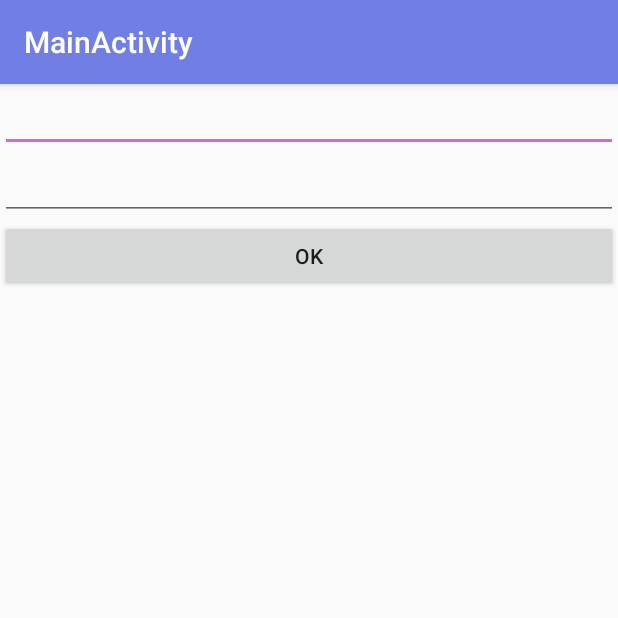
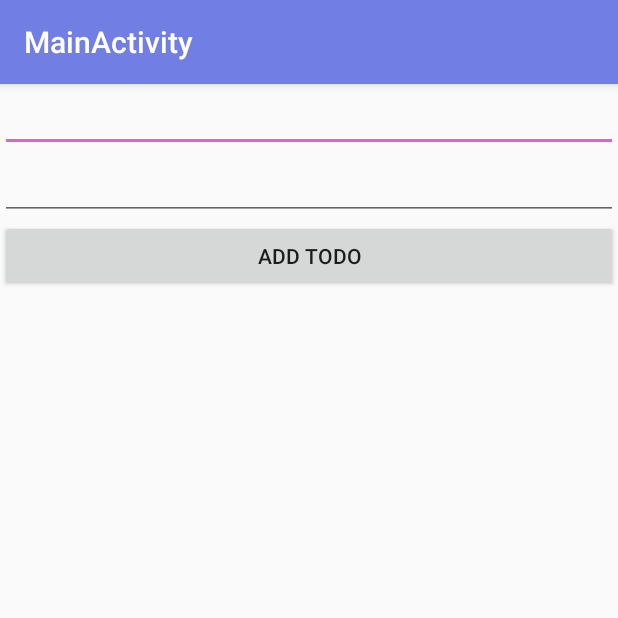
Before and after one commit to yoshiyuki-140/todoListAndroidJava, an Android app: the screen it shows after launch (MainActivity), on a phone screen of 412 x 824 dp, the top half of it. Run offline under Robolectric (Android 15) with nearby library versions, the phone set to English and light mode, and no system bars.

Commit message:
update : Todoアプリの骨組みは完成

```diff
--- a/app/src/main/java/es/exsample/DBHelper.java
+++ b/app/src/main/java/es/exsample/DBHelper.java
@@ -1,21 +1,64 @@
 package es.exsample;
 
+import android.content.ContentValues;
 import android.content.Context;
+import android.database.Cursor;
 import android.database.sqlite.SQLiteDatabase;
 import android.database.sqlite.SQLiteOpenHelper;
 
+import java.util.ArrayList;
+
 public class DBHelper extends SQLiteOpenHelper {
+    private static final String DATABASE_NAME = "todoDatabase.db";
+    private static final int DATABASE_VERSION = 1;
+    private static final String TABLE_NAME = "todoTable";
+    private static final String COLUMN_ID = "_id";
+    private static final String COLUMN_TODO = "todo";
+
     public DBHelper(Context context) {
-        // データベースオブジェクト生成時の処理
-        super(context,"todoTable",null,1);
+        super(context, DATABASE_NAME, null, DATABASE_VERSION);
     }
 
+    @Override
     public void onCreate(SQLiteDatabase db) {
-        // データベース作成時の処理
-        db.execSQL("CREATE TABLE todoTable (_id INGETEGER PRIMARY KEY, todo TEXT)");
+        String CREATE_TODO_TABLE = "CREATE TABLE " + TABLE_NAME + "("
+                + COLUMN_ID + " INTEGER PRIMARY KEY AUTOINCREMENT,"
+                + COLUMN_TODO + " TEXT)";
+        db.execSQL(CREATE_TODO_TABLE);
     }
 
-    public void onUpgrade(SQLiteDatabase db, int oldVersion, int newVersion){
-        // データベースアップデート時の処理
+    @Override
+    public void onUpgrade(SQLiteDatabase db, int oldVersion, int newVersion) {
+        db.execSQL("DROP TABLE IF EXISTS " + TABLE_NAME);
+        onCreate(db);
+    }
+
+    public void addTodo(String todo) {
+        SQLiteDatabase db = this.getWritableDatabase();
+        ContentValues values = new ContentValues();
+        values.put(COLUMN_TODO, todo);
+        db.insert(TABLE_NAME, null, values);
+        db.close();
+    }
+
+    public ArrayList<String> getAllTodos() {
+        ArrayList<String> todoList = new ArrayList<>();
+        SQLiteDatabase db = this.getReadableDatabase();
+        Cursor cursor = db.rawQuery("SELECT * FROM " + TABLE_NAME, null);
+
+        if (cursor.moveToFirst()) {
+            do {
+                todoList.add(cursor.getString(cursor.getColumnIndex(COLUMN_TODO)));
+            } while (cursor.moveToNext());
+        }
+        cursor.close();
+        db.close();
+        return todoList;
+    }
+
+    public void deleteTodo(String todo) {
+        SQLiteDatabase db = this.getWritableDatabase();
+        db.delete(TABLE_NAME, COLUMN_TODO + " = ?", new String[]{todo});
+        db.close();
     }
 }
--- a/app/src/main/java/es/exsample/MainActivity.java
+++ b/app/src/main/java/es/exsample/MainActivity.java
@@ -3,22 +3,29 @@ package es.exsample;
 import android.content.Intent;
 import android.os.Bundle;
 import android.view.View;
-import android.view.animation.LinearInterpolator;
 import android.widget.Button;
 import android.widget.EditText;
 import android.widget.LinearLayout;
 
 import androidx.appcompat.app.AppCompatActivity;
 
-public class MainActivity extends AppCompatActivity{
+import android.widget.ArrayAdapter;
+import android.widget.LinearLayout;
+import android.widget.ListView;
+
+import java.util.ArrayList;
+
+public class MainActivity extends AppCompatActivity {
     EditText et1, et2;
     Button bt;
-    String title, todo;
-    int pos;
-    Intent it;
+    DBHelper dbHelper;
+    ListView listView;
+    ArrayAdapter<String> adapter;
 
-    public void onCreate(Bundle savedInstanceState) {
+    @Override
+    protected void onCreate(Bundle savedInstanceState) {
         super.onCreate(savedInstanceState);
+
         LinearLayout ll = new LinearLayout(this);
         ll.setOrientation(LinearLayout.VERTICAL);
         setContentView(ll);
@@ -26,27 +33,42 @@ public class MainActivity extends AppCompatActivity{
         et1 = new EditText(this);
         et2 = new EditText(this);
         bt = new Button(this);
-        bt.setText("OK");
+        bt.setText("Add Todo");
 
-        it = getIntent();
-        title = it.getStringExtra("Title");
-        todo = it.getStringExtra("Todo");
-        pos = it.getIntExtra("Pos",0);
-        et1.setText(title);
-        et2.setText(todo);
+        listView = new ListView(this);
+        dbHelper = new DBHelper(this);
+        adapter = new ArrayAdapter<>(this, android.R.layout.simple_list_item_1, dbHelper.getAllTodos());
+        listView.setAdapter(adapter);
 
         ll.addView(et1);
         ll.addView(et2);
         ll.addView(bt);
+        ll.addView(listView);
 
-        bt.setOnClickListener(new View.OnClickListener(){
-            public void onClick(View v) {
-                it.putExtra("Title",et1.getText().toString());
-                it.putExtra("Todo",et2.getText().toString());
-                it.putExtra("Pos",pos);
-                setResult(RESULT_OK,it);
-                finish();
-            }
+        bt.setOnClickListener(v -> {
+            addTodo();
+            updateTodoList();
+        });
+
+        listView.setOnItemClickListener((parent, view, position, id) -> {
+            String todo = adapter.getItem(position);
+            dbHelper.deleteTodo(todo);
+            updateTodoList();
         });
     }
+
+    private void addTodo() {
+        String title = et1.getText().toString(); // タイトルは今回は使用しない
+        String todo = et2.getText().toString();
+        dbHelper.addTodo(todo);
+        et1.setText("");
+        et2.setText("");
+    }
+
+    private void updateTodoList() {
+        ArrayList<String> todos = dbHelper.getAllTodos();
+        adapter.clear();
+        adapter.addAll(todos);
+        adapter.notifyDataSetChanged();
+    }
 }
--- a/build.gradle
+++ b/build.gradle
@@ -12,7 +12,7 @@ buildscript {
         google()
     }
     dependencies {
-        classpath 'com.android.tools.build:gradle:8.3.1'
+        classpath 'com.android.tools.build:gradle:8.4.1'
 
         // NOTE: Do not place your application dependencies here; they belong
         // in the individual module build.gradle files
```
Also changed, not shown: gradle/wrapper/gradle-wrapper.properties.
